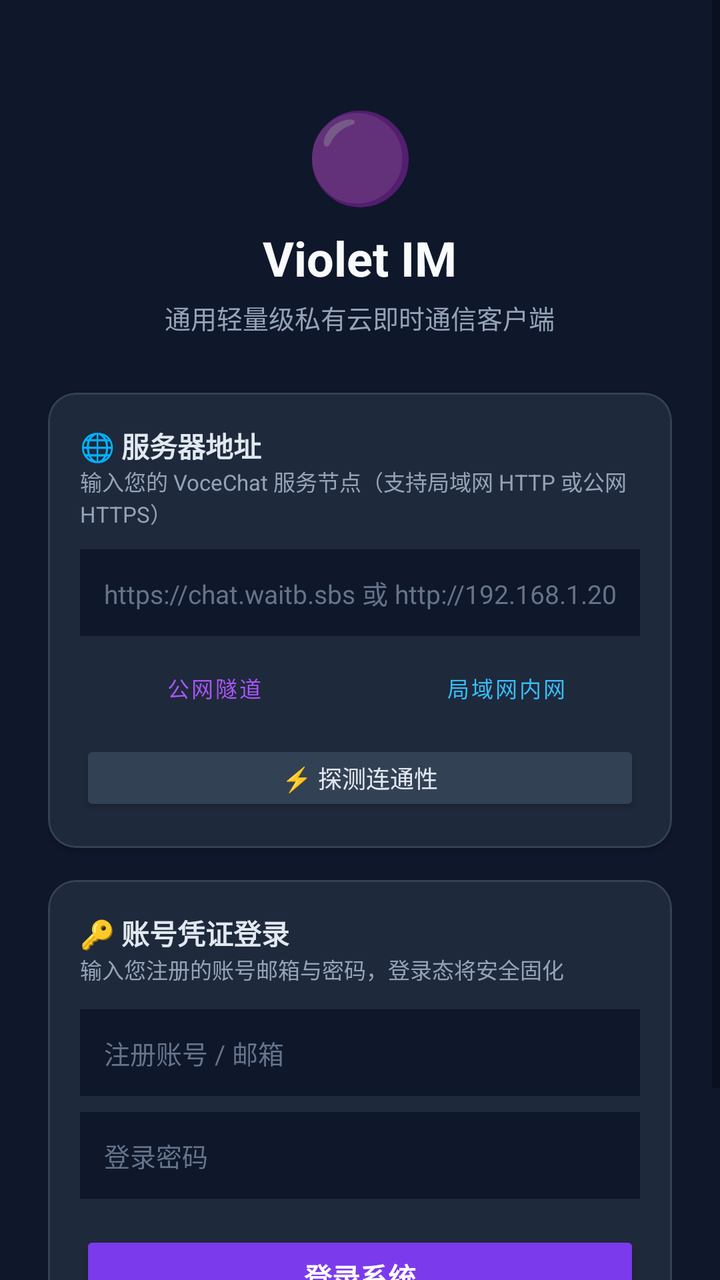
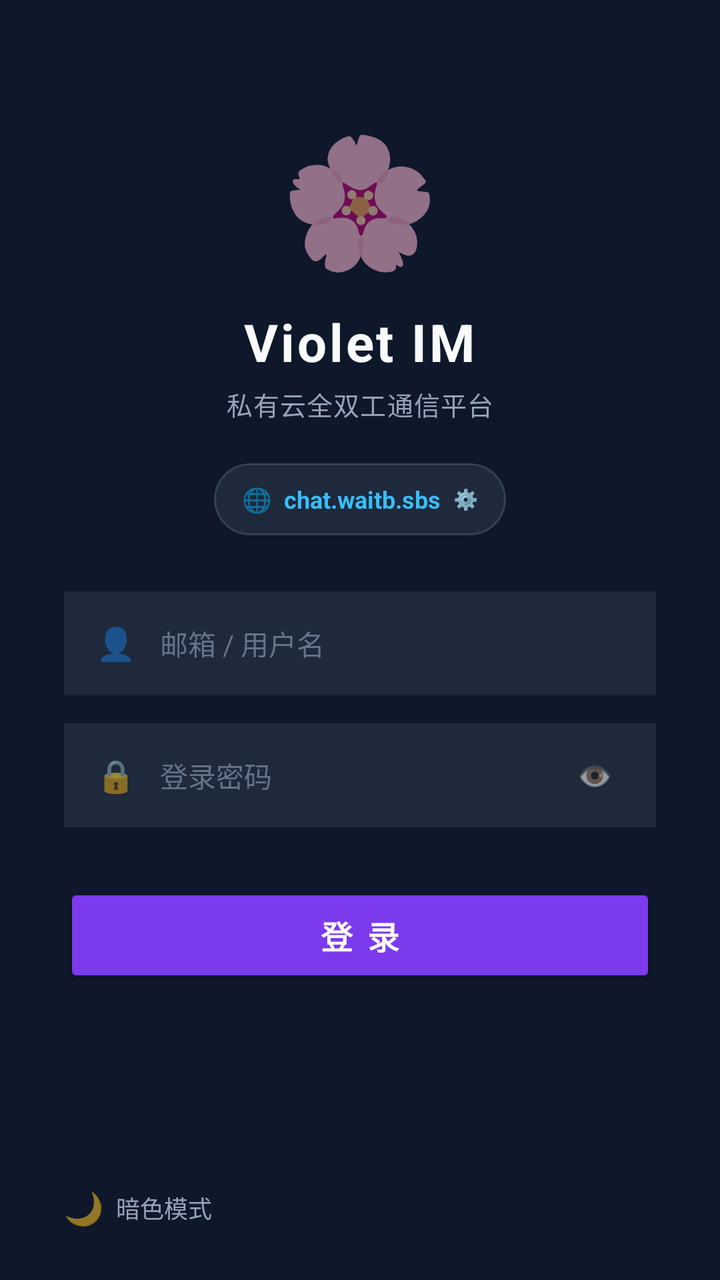

Screens rendered from an Android XML layout before and after an edit, with the pre-edit source and the edit as a unified diff.
<!-- AndroidManifest.xml: application theme Theme.MaterialComponents.DayNight.NoActionBar -->
<!-- res/layout/activity_main.xml -->
<?xml version="1.0" encoding="utf-8"?>
<ScrollView xmlns:android="http://schemas.android.com/apk/res/android"
    xmlns:app="http://schemas.android.com/apk/res-auto"
    android:layout_width="match_parent"
    android:layout_height="match_parent"
    android:background="#0F172A"
    android:fillViewport="true">

    <LinearLayout
        android:layout_width="match_parent"
        android:layout_height="wrap_content"
        android:orientation="vertical"
        android:padding="24dp">

        
        <LinearLayout
            android:layout_width="match_parent"
            android:layout_height="wrap_content"
            android:gravity="center"
            android:orientation="vertical"
            android:layout_marginTop="24dp"
            android:layout_marginBottom="28dp">

            <TextView
                android:layout_width="wrap_content"
                android:layout_height="wrap_content"
                android:text="🟣"
                android:textSize="44sp" />

            <TextView
                android:layout_width="wrap_content"
                android:layout_height="wrap_content"
                android:text="Violet IM"
                android:textColor="#F8FAFC"
                android:textSize="24sp"
                android:textStyle="bold"
                android:layout_marginTop="6dp" />

            <TextView
                android:layout_width="wrap_content"
                android:layout_height="wrap_content"
                android:text="通用轻量级私有云即时通信客户端"
                android:textColor="#94A3B8"
                android:textSize="13sp"
                android:layout_marginTop="4dp" />
        </LinearLayout>

        
        <com.google.android.material.card.MaterialCardView
            android:layout_width="match_parent"
            android:layout_height="wrap_content"
            android:layout_marginBottom="16dp"
            app:cardBackgroundColor="#1E293B"
            app:cardCornerRadius="14dp"
            app:cardElevation="2dp"
            app:strokeColor="#334155"
            app:strokeWidth="1dp">

            <LinearLayout
                android:layout_width="match_parent"
                android:layout_height="wrap_content"
                android:orientation="vertical"
                android:padding="16dp">

                <TextView
                    android:layout_width="wrap_content"
                    android:layout_height="wrap_content"
                    android:text="🌐 服务器地址"
                    android:textColor="#E2E8F0"
                    android:textSize="14sp"
                    android:textStyle="bold" />

                <TextView
                    android:layout_width="wrap_content"
                    android:layout_height="wrap_content"
                    android:text="输入您的 VoceChat 服务节点（支持局域网 HTTP 或公网 HTTPS）"
                    android:textColor="#94A3B8"
                    android:textSize="11sp"
                    android:layout_marginBottom="10dp" />

                <EditText
                    android:id="@+id/et_server_url"
                    android:layout_width="match_parent"
                    android:layout_height="wrap_content"
                    android:background="#0F172A"
                    android:textColor="#F8FAFC"
                    android:textColorHint="#64748B"
                    android:hint="https://chat.waitb.sbs 或 http://192.168.1.20:3009"
                    android:textSize="13sp"
                    android:padding="12dp"
                    android:singleLine="true" />

                
                <LinearLayout
                    android:layout_width="match_parent"
                    android:layout_height="wrap_content"
                    android:orientation="horizontal"
                    android:layout_marginTop="8dp">

                    <Button
                        android:id="@+id/btn_quick_remote"
                        style="@style/Widget.MaterialComponents.Button.OutlinedButton"
                        android:layout_width="0dp"
                        android:layout_height="36dp"
                        android:layout_weight="1"
                        android:text="公网隧道"
                        android:textSize="11sp"
                        android:padding="0dp"
                        android:textColor="#A855F7"
                        app:strokeColor="#7E22CE"
                        android:layout_marginEnd="6dp" />

                    <Button
                        android:id="@+id/btn_quick_local"
                        style="@style/Widget.MaterialComponents.Button.OutlinedButton"
                        android:layout_width="0dp"
                        android:layout_height="36dp"
                        android:layout_weight="1"
                        android:text="局域网内网"
                        android:textSize="11sp"
                        android:padding="0dp"
                        android:textColor="#38BDF8"
                        app:strokeColor="#0284C7"
                        android:layout_marginStart="6dp" />
                </LinearLayout>

                <Button
                    android:id="@+id/btn_ping_server"
                    android:layout_width="match_parent"
                    android:layout_height="38dp"
                    android:layout_marginTop="8dp"
                    android:backgroundTint="#334155"
                    android:text="⚡ 探测连通性"
                    android:textColor="#E2E8F0"
                    android:textSize="12sp" />

                <TextView
                    android:id="@+id/tv_ping_result"
                    android:layout_width="match_parent"
                    android:layout_height="wrap_content"
                    android:textColor="#10B981"
                    android:textSize="12sp"
                    android:layout_marginTop="6dp"
                    android:visibility="gone" />

            </LinearLayout>
        </com.google.android.material.card.MaterialCardView>

        
        <com.google.android.material.card.MaterialCardView
            android:layout_width="match_parent"
            android:layout_height="wrap_content"
            android:layout_marginBottom="24dp"
            app:cardBackgroundColor="#1E293B"
            app:cardCornerRadius="14dp"
            app:cardElevation="2dp"
            app:strokeColor="#334155"
            app:strokeWidth="1dp">

            <LinearLayout
                android:layout_width="match_parent"
                android:layout_height="wrap_content"
                android:orientation="vertical"
                android:padding="16dp">

                <TextView
                    android:layout_width="wrap_content"
                    android:layout_height="wrap_content"
                    android:text="🔑 账号凭证登录"
                    android:textColor="#E2E8F0"
                    android:textSize="14sp"
                    android:textStyle="bold" />

                <TextView
                    android:layout_width="wrap_content"
                    android:layout_height="wrap_content"
                    android:text="输入您注册的账号邮箱与密码，登录态将安全固化"
                    android:textColor="#94A3B8"
                    android:textSize="11sp"
                    android:layout_marginBottom="12dp" />

                <EditText
                    android:id="@+id/et_email"
                    android:layout_width="match_parent"
                    android:layout_height="wrap_content"
                    android:background="#0F172A"
                    android:textColor="#F8FAFC"
                    android:textColorHint="#64748B"
                    android:hint="注册账号 / 邮箱"
                    android:textSize="13sp"
                    android:padding="12dp"
                    android:singleLine="true" />

                <EditText
                    android:id="@+id/et_password"
                    android:layout_width="match_parent"
                    android:layout_height="wrap_content"
                    android:layout_marginTop="8dp"
                    android:background="#0F172A"
                    android:textColor="#F8FAFC"
                    android:textColorHint="#64748B"
                    android:hint="登录密码"
                    android:inputType="textPassword"
                    android:textSize="13sp"
                    android:padding="12dp"
                    android:singleLine="true" />

                <Button
                    android:id="@+id/btn_login"
                    android:layout_width="match_parent"
                    android:layout_height="46dp"
                    android:layout_marginTop="16dp"
                    android:backgroundTint="#7C3AED"
                    android:text="登录系统"
                    android:textColor="#FFFFFF"
                    android:textSize="14sp"
                    android:textStyle="bold" />

            </LinearLayout>
        </com.google.android.material.card.MaterialCardView>

        
        <TextView
            android:layout_width="match_parent"
            android:layout_height="wrap_content"
            android:gravity="center"
            android:textColor="#475569"
            android:textSize="11sp"
            android:text="Violet IM · Universal Open Source Client\nBuild v1.2.0" />

    </LinearLayout>
</ScrollView>
<!-- resources referenced by this layout -->
<resources>

</resources>

<!-- the commit's change to res/layout/activity_main.xml (unified diff, before → after) -->
@@ -1,232 +1,249 @@
 <?xml version="1.0" encoding="utf-8"?>
-<ScrollView xmlns:android="http://schemas.android.com/apk/res/android"
+<RelativeLayout xmlns:android="http://schemas.android.com/apk/res/android"
     xmlns:app="http://schemas.android.com/apk/res-auto"
+    android:id="@+id/root_layout"
     android:layout_width="match_parent"
     android:layout_height="match_parent"
-    android:background="#0F172A"
-    android:fillViewport="true">
-
-    <LinearLayout
+    android:background="#0F172A">
+
+    
+    <ScrollView
         android:layout_width="match_parent"
-        android:layout_height="wrap_content"
-        android:orientation="vertical"
-        android:padding="24dp">
-
-        
+        android:layout_height="match_parent"
+        android:fillViewport="true"
+        android:scrollbars="none">
+
         <LinearLayout
             android:layout_width="match_parent"
             android:layout_height="wrap_content"
-            android:gravity="center"
             android:orientation="vertical"
-            android:layout_marginTop="24dp"
-            android:layout_marginBottom="28dp">
-
+            android:gravity="center_horizontal"
+            android:paddingStart="32dp"
+            android:paddingEnd="32dp"
+            android:paddingTop="56dp"
+            android:paddingBottom="72dp">
+
+            
+            <FrameLayout
+                android:layout_width="wrap_content"
+                android:layout_height="wrap_content">
+
+                <TextView
+                    android:id="@+id/tv_rotating_flower"
+                    android:layout_width="wrap_content"
+                    android:layout_height="wrap_content"
+                    android:text="🌸"
+                    android:textSize="64sp"
+                    android:gravity="center" />
+            </FrameLayout>
+
+            
             <TextView
-                android:layout_width="wrap_content"
-                android:layout_height="wrap_content"
-                android:text="🟣"
-                android:textSize="44sp" />
-
-            <TextView
+                android:id="@+id/tv_brand_name"
                 android:layout_width="wrap_content"
                 android:layout_height="wrap_content"
                 android:text="Violet IM"
                 android:textColor="#F8FAFC"
-                android:textSize="24sp"
+                android:textSize="26sp"
                 android:textStyle="bold"
-                android:layout_marginTop="6dp" />
+                android:letterSpacing="0.05"
+                android:layout_marginTop="12dp" />
 
             <TextView
+                android:id="@+id/tv_brand_desc"
                 android:layout_width="wrap_content"
                 android:layout_height="wrap_content"
-                android:text="通用轻量级私有云即时通信客户端"
+                android:text="私有云全双工通信平台"
                 android:textColor="#94A3B8"
                 android:textSize="13sp"
+                android:letterSpacing="0.03"
                 android:layout_marginTop="4dp" />
-        </LinearLayout>
-
-        
-        <com.google.android.material.card.MaterialCardView
-            android:layout_width="match_parent"
-            android:layout_height="wrap_content"
-            android:layout_marginBottom="16dp"
-            app:cardBackgroundColor="#1E293B"
-            app:cardCornerRadius="14dp"
-            app:cardElevation="2dp"
-            app:strokeColor="#334155"
-            app:strokeWidth="1dp">
-
+
+            
+            <com.google.android.material.card.MaterialCardView
+                android:id="@+id/btn_open_server_modal"
+                android:layout_width="wrap_content"
+                android:layout_height="36dp"
+                android:layout_marginTop="20dp"
+                android:layout_marginBottom="28dp"
+                app:cardBackgroundColor="#1E293B"
+                app:cardCornerRadius="18dp"
+                app:cardElevation="0dp"
+                app:strokeColor="#334155"
+                app:strokeWidth="1dp"
+                android:clickable="true"
+                android:focusable="true"
+                android:foreground="?android:attr/selectableItemBackground">
+
+                <LinearLayout
+                    android:layout_width="wrap_content"
+                    android:layout_height="match_parent"
+                    android:orientation="horizontal"
+                    android:gravity="center_vertical"
+                    android:paddingStart="14dp"
+                    android:paddingEnd="14dp">
+
+                    <TextView
+                        android:id="@+id/tv_current_server_badge"
+                        android:layout_width="wrap_content"
+                        android:layout_height="wrap_content"
+                        android:text="🌐"
+                        android:textSize="12sp" />
+
+                    <TextView
+                        android:id="@+id/tv_current_server_display"
+                        android:layout_width="wrap_content"
+                        android:layout_height="wrap_content"
+                        android:text="chat.waitb.sbs"
+                        android:textColor="#38BDF8"
+                        android:textSize="12sp"
+                        android:textStyle="bold"
+                        android:layout_marginStart="6dp"
+                        android:singleLine="true"
+                        android:maxWidth="200dp" />
+
+                    <TextView
+                        android:id="@+id/tv_server_edit_icon"
+                        android:layout_width="wrap_content"
+                        android:layout_height="wrap_content"
+                        android:text=" ⚙️"
+                        android:textColor="#94A3B8"
+                        android:textSize="10sp"
+                        android:layout_marginStart="4dp" />
+                </LinearLayout>
+            </com.google.android.material.card.MaterialCardView>
+
+            
             <LinearLayout
                 android:layout_width="match_parent"
                 android:layout_height="wrap_content"
-                android:orientation="vertical"
-                android:padding="16dp">
-
-                <TextView
-                    android:layout_width="wrap_content"
-                    android:layout_height="wrap_content"
-                    android:text="🌐 服务器地址"
-                    android:textColor="#E2E8F0"
-                    android:textSize="14sp"
-                    android:textStyle="bold" />
-
-                <TextView
-                    android:layout_width="wrap_content"
-                    android:layout_height="wrap_content"
-                    android:text="输入您的 VoceChat 服务节点（支持局域网 HTTP 或公网 HTTPS）"
-                    android:textColor="#94A3B8"
-                    android:textSize="11sp"
-                    android:layout_marginBottom="10dp" />
-
-                <EditText
-                    android:id="@+id/et_server_url"
-                    android:layout_width="match_parent"
-                    android:layout_height="wrap_content"
-                    android:background="#0F172A"
-                    android:textColor="#F8FAFC"
-                    android:textColorHint="#64748B"
-                    android:hint="https://chat.waitb.sbs 或 http://192.168.1.20:3009"
-                    android:textSize="13sp"
-                    android:padding="12dp"
-                    android:singleLine="true" />
+                android:orientation="vertical">
 
                 
                 <LinearLayout
+                    android:id="@+id/layout_input_account"
                     android:layout_width="match_parent"
-                    android:layout_height="wrap_content"
+                    android:layout_height="52dp"
+                    android:background="#1E293B"
                     android:orientation="horizontal"
-                    android:layout_marginTop="8dp">
-
-                    <Button
-                        android:id="@+id/btn_quick_remote"
-                        style="@style/Widget.MaterialComponents.Button.OutlinedButton"
+                    android:gravity="center_vertical"
+                    android:paddingStart="16dp"
+                    android:paddingEnd="16dp"
+                    android:layout_marginBottom="14dp">
+
+                    <TextView
+                        android:id="@+id/icon_account"
+                        android:layout_width="wrap_content"
+                        android:layout_height="wrap_content"
+                        android:text="👤"
+                        android:textSize="16sp" />
+
+                    <EditText
+                        android:id="@+id/et_email"
                         android:layout_width="0dp"
-                        android:layout_height="36dp"
+                        android:layout_height="match_parent"
                         android:layout_weight="1"
-                        android:text="公网隧道"
-                        android:textSize="11sp"
-                        android:padding="0dp"
-                        android:textColor="#A855F7"
-                        app:strokeColor="#7E22CE"
-                        android:layout_marginEnd="6dp" />
-
-                    <Button
-                        android:id="@+id/btn_quick_local"
-                        style="@style/Widget.MaterialComponents.Button.OutlinedButton"
+                        android:background="@null"
+                        android:textColor="#F8FAFC"
+                        android:textColorHint="#64748B"
+                        android:hint="邮箱 / 用户名"
+                        android:textSize="14sp"
+                        android:paddingStart="12dp"
+                        android:paddingEnd="12dp"
+                        android:singleLine="true" />
+                </LinearLayout>
+
+                
+                <LinearLayout
+                    android:id="@+id/layout_input_password"
+                    android:layout_width="match_parent"
+                    android:layout_height="52dp"
+                    android:background="#1E293B"
+                    android:orientation="horizontal"
+                    android:gravity="center_vertical"
+                    android:paddingStart="16dp"
+                    android:paddingEnd="16dp">
+
+                    <TextView
+                        android:id="@+id/icon_password"
+                        android:layout_width="wrap_content"
+                        android:layout_height="wrap_content"
+                        android:text="🔒"
+                        android:textSize="16sp" />
+
+                    <EditText
+                        android:id="@+id/et_password"
                         android:layout_width="0dp"
-                        android:layout_height="36dp"
+                        android:layout_height="match_parent"
                         android:layout_weight="1"
-                        android:text="局域网内网"
-                        android:textSize="11sp"
-                        android:padding="0dp"
-                        android:textColor="#38BDF8"
-                        app:strokeColor="#0284C7"
-                        android:layout_marginStart="6dp" />
+                        android:background="@null"
+                        android:textColor="#F8FAFC"
+                        android:textColorHint="#64748B"
+                        android:hint="登录密码"
+                        android:inputType="textPassword"
+                        android:textSize="14sp"
+                        android:paddingStart="12dp"
+                        android:paddingEnd="12dp"
+                        android:singleLine="true" />
+
+                    <TextView
+                        android:id="@+id/btn_toggle_pwd"
+                        android:layout_width="wrap_content"
+                        android:layout_height="wrap_content"
+                        android:text="👁️"
+                        android:textSize="14sp"
+                        android:padding="6dp" />
                 </LinearLayout>
 
-                <Button
-                    android:id="@+id/btn_ping_server"
-                    android:layout_width="match_parent"
-                    android:layout_height="38dp"
-                    android:layout_marginTop="8dp"
-                    android:backgroundTint="#334155"
-                    android:text="⚡ 探测连通性"
-                    android:textColor="#E2E8F0"
-                    android:textSize="12sp" />
-
-                <TextView
-                    android:id="@+id/tv_ping_result"
-                    android:layout_width="match_parent"
-                    android:layout_height="wrap_content"
-                    android:textColor="#10B981"
-                    android:textSize="12sp"
-                    android:layout_marginTop="6dp"
-                    android:visibility="gone" />
-
-            </LinearLayout>
-        </com.google.android.material.card.MaterialCardView>
-
-        
-        <com.google.android.material.card.MaterialCardView
-            android:layout_width="match_parent"
-            android:layout_height="wrap_content"
-            android:layout_marginBottom="24dp"
-            app:cardBackgroundColor="#1E293B"
-            app:cardCornerRadius="14dp"
-            app:cardElevation="2dp"
-            app:strokeColor="#334155"
-            app:strokeWidth="1dp">
-
-            <LinearLayout
-                android:layout_width="match_parent"
-                android:layout_height="wrap_content"
-                android:orientation="vertical"
-                android:padding="16dp">
-
-                <TextView
-                    android:layout_width="wrap_content"
-                    android:layout_height="wrap_content"
-                    android:text="🔑 账号凭证登录"
-                    android:textColor="#E2E8F0"
-                    android:textSize="14sp"
-                    android:textStyle="bold" />
-
-                <TextView
-                    android:layout_width="wrap_content"
-                    android:layout_height="wrap_content"
-                    android:text="输入您注册的账号邮箱与密码，登录态将安全固化"
-                    android:textColor="#94A3B8"
-                    android:textSize="11sp"
-                    android:layout_marginBottom="12dp" />
-
-                <EditText
-                    android:id="@+id/et_email"
-                    android:layout_width="match_parent"
-                    android:layout_height="wrap_content"
-                    android:background="#0F172A"
-                    android:textColor="#F8FAFC"
-                    android:textColorHint="#64748B"
-                    android:hint="注册账号 / 邮箱"
-                    android:textSize="13sp"
-                    android:padding="12dp"
-                    android:singleLine="true" />
-
-                <EditText
-                    android:id="@+id/et_password"
-                    android:layout_width="match_parent"
-                    android:layout_height="wrap_content"
-                    android:layout_marginTop="8dp"
-                    android:background="#0F172A"
-                    android:textColor="#F8FAFC"
-                    android:textColorHint="#64748B"
-                    android:hint="登录密码"
-                    android:inputType="textPassword"
-                    android:textSize="13sp"
-                    android:padding="12dp"
-                    android:singleLine="true" />
-
+                
                 <Button
                     android:id="@+id/btn_login"
                     android:layout_width="match_parent"
-                    android:layout_height="46dp"
-                    android:layout_marginTop="16dp"
+                    android:layout_height="52dp"
+                    android:layout_marginTop="28dp"
                     android:backgroundTint="#7C3AED"
-                    android:text="登录系统"
+                    android:text="登 录"
                     android:textColor="#FFFFFF"
-                    android:textSize="14sp"
-                    android:textStyle="bold" />
+                    android:textSize="16sp"
+                    android:textStyle="bold"
+                    android:letterSpacing="0.1"
+                    app:cornerRadius="26dp" />
 
             </LinearLayout>
-        </com.google.android.material.card.MaterialCardView>
-
-        
+
+        </LinearLayout>
+    </ScrollView>
+
+    
+    <LinearLayout
+        android:id="@+id/btn_toggle_theme"
+        android:layout_width="wrap_content"
+        android:layout_height="40dp"
+        android:layout_alignParentBottom="true"
+        android:layout_alignParentStart="true"
+        android:layout_marginStart="20dp"
+        android:layout_marginBottom="16dp"
+        android:orientation="horizontal"
+        android:gravity="center_vertical"
+        android:paddingStart="12dp"
+        android:paddingEnd="12dp"
+        android:background="?android:attr/selectableItemBackground">
+
         <TextView
-            android:layout_width="match_parent"
+            android:id="@+id/tv_theme_icon"
+            android:layout_width="wrap_content"
             android:layout_height="wrap_content"
-            android:gravity="center"
-            android:textColor="#475569"
-            android:textSize="11sp"
-            android:text="Violet IM · Universal Open Source Client\nBuild v1.2.0" />
-
+            android:text="🌙"
+            android:textSize="16sp" />
+
+        <TextView
+            android:id="@+id/tv_theme_text"
+            android:layout_width="wrap_content"
+            android:layout_height="wrap_content"
+            android:text="暗色模式"
+            android:textColor="#94A3B8"
+            android:textSize="12sp"
+            android:layout_marginStart="6dp" />
     </LinearLayout>
-</ScrollView>
+
+</RelativeLayout>
